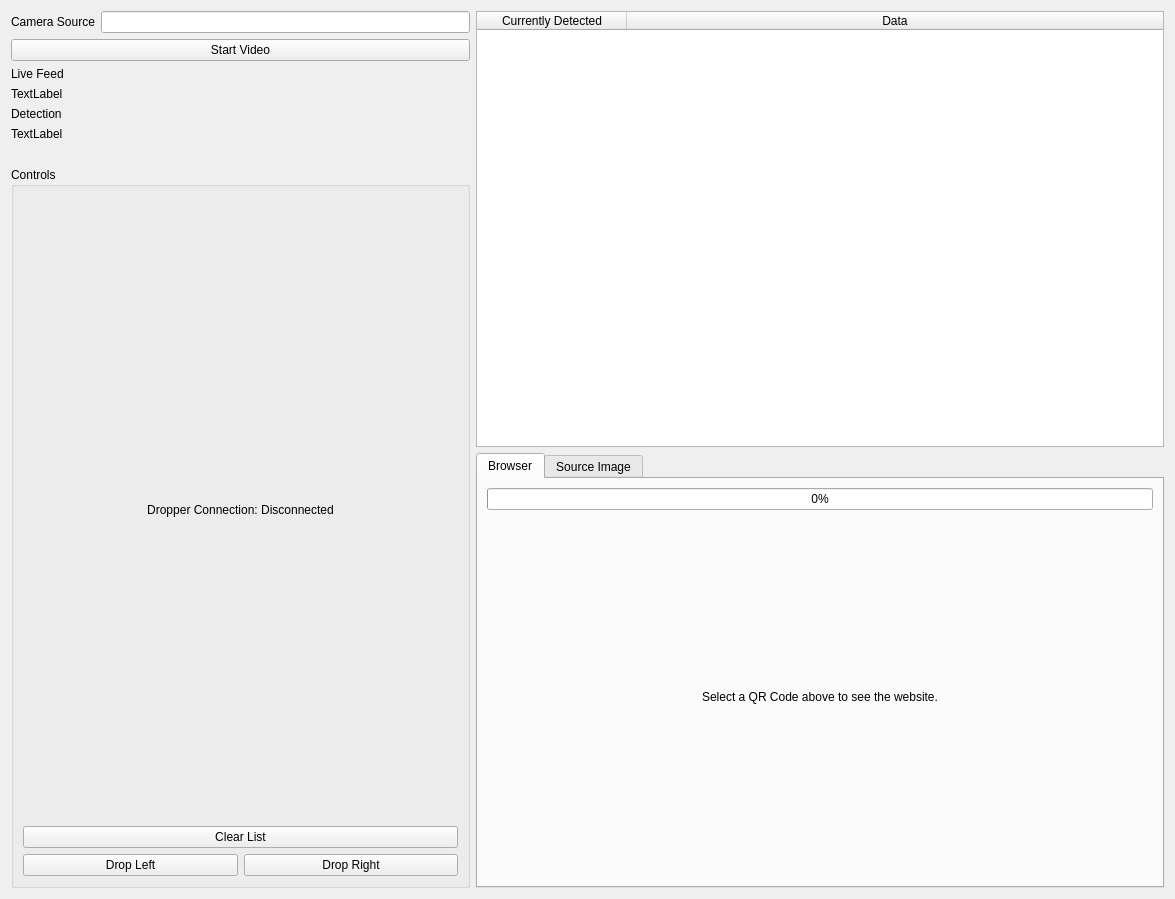
First picture: the form in interface.ui, repository bwees/LSA_Challenge, before the edit.
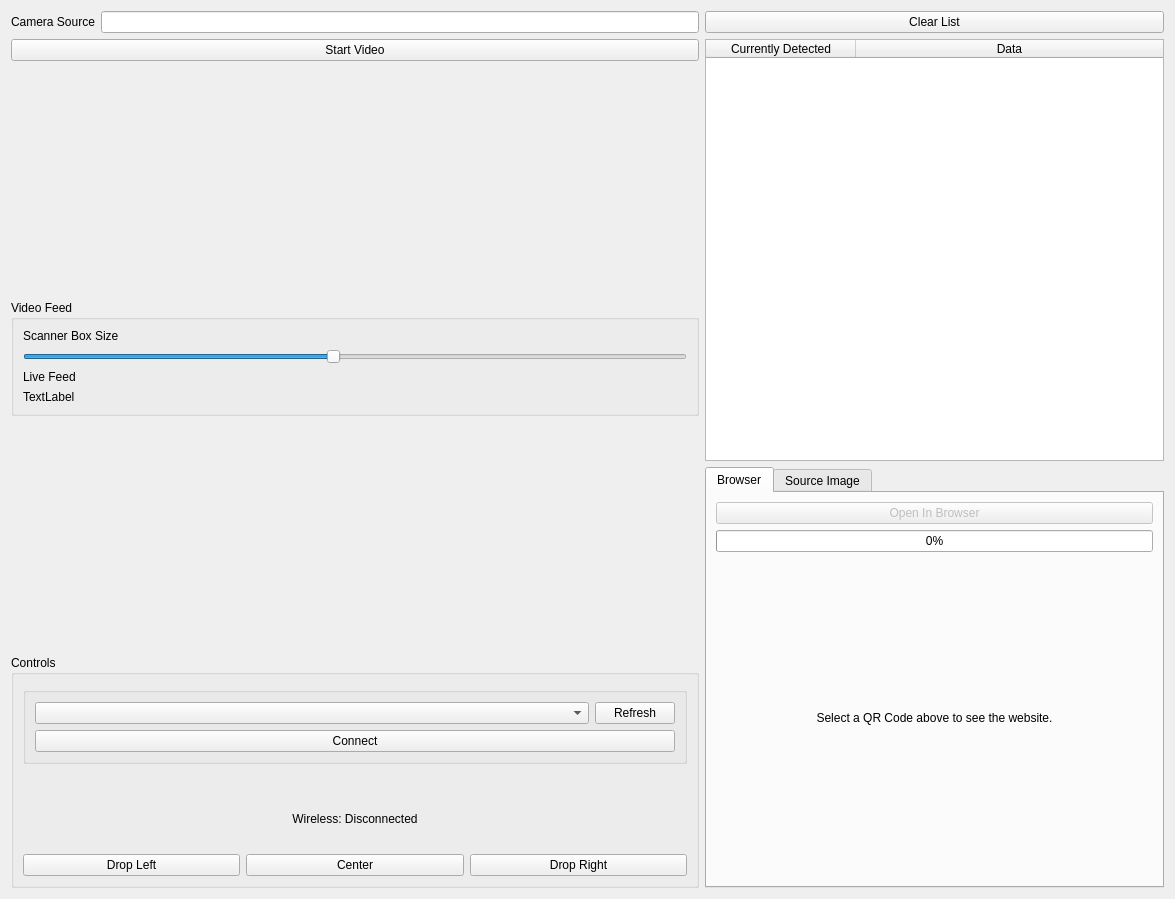
Second picture: the form after the edit. The open tabs and pages were chosen to show the change. Icons and pictures are not drawn.

What changed in the file:
```diff
--- a/interface.ui
+++ b/interface.ui
@@ -13,9 +13,9 @@
   <property name="windowTitle">
    <string>Form</string>
   </property>
-  <layout class="QHBoxLayout" name="horizontalLayout" stretch="2,3">
+  <layout class="QHBoxLayout" name="horizontalLayout" stretch="3,2">
    <item>
-    <layout class="QVBoxLayout" name="verticalLayout" stretch="0,0,0,0,0,0,0,0">
+    <layout class="QVBoxLayout" name="verticalLayout" stretch="0,0,0,0,0,0">
      <property name="sizeConstraint">
       <enum>QLayout::SetDefaultConstraint</enum>
      </property>
@@ -41,6 +41,48 @@
       </widget>
      </item>
      <item>
+      <spacer name="verticalSpacer">
+       <property name="orientation">
+        <enum>Qt::Vertical</enum>
+       </property>
+       <property name="sizeHint" stdset="0">
+        <size>
+         <width>20</width>
+         <height>40</height>
+        </size>
+       </property>
+      </spacer>
+     </item>
+     <item>
+      <widget class="QGroupBox" name="groupBox_3">
+       <property name="title">
+        <string>Video Feed</string>
+       </property>
+       <layout class="QVBoxLayout" name="verticalLayout_7">
+        <item>
+         <widget class="QLabel" name="label_2">
+          <property name="text">
+           <string>Scanner Box Size</string>
+          </property>
+         </widget>
+        </item>
+        <item>
+         <widget class="QSlider" name="bbox_slider">
+          <property name="minimum">
+           <number>25</number>
+          </property>
+          <property name="maximum">
+           <number>400</number>
+          </property>
+          <property name="value">
+           <number>200</number>
+          </property>
+          <property name="orientation">
+           <enum>Qt::Horizontal</enum>
+          </property>
+         </widget>
+        </item>
+        <item>
       <widget class="QLabel" name="liveFeedTitle">
        <property name="text">
         <string>Live Feed</string>
@@ -78,32 +120,18 @@
        </property>
       </widget>
      </item>
-     <item>
-      <widget class="QLabel" name="label_3">
-       <property name="text">
-        <string>Detection</string>
-       </property>
+       </layout>
       </widget>
      </item>
      <item>
-      <widget class="QLabel" name="thresholdedView">
-       <property name="text">
-        <string>TextLabel</string>
-       </property>
-      </widget>
-     </item>
-     <item>
-      <spacer name="verticalSpacer">
+      <spacer name="verticalSpacer_3">
        <property name="orientation">
         <enum>Qt::Vertical</enum>
        </property>
-       <property name="sizeType">
-        <enum>QSizePolicy::Fixed</enum>
-       </property>
        <property name="sizeHint" stdset="0">
         <size>
          <width>20</width>
-         <height>20</height>
+         <height>40</height>
         </size>
        </property>
       </spacer>
@@ -123,10 +151,81 @@
         <property name="topMargin">
          <number>12</number>
         </property>
+        <item>
+         <widget class="QGroupBox" name="groupBox_2">
+          <property name="title">
+           <string/>
+          </property>
+          <layout class="QVBoxLayout" name="verticalLayout_6">
+           <item>
+            <layout class="QHBoxLayout" name="horizontalLayout_4">
+             <item>
+              <widget class="QComboBox" name="serialPorts">
+               <property name="sizePolicy">
+                <sizepolicy hsizetype="Expanding" vsizetype="Fixed">
+                 <horstretch>0</horstretch>
+                 <verstretch>0</verstretch>
+                </sizepolicy>
+               </property>
+              </widget>
+             </item>
+             <item>
+              <widget class="QPushButton" name="refreshSerial">
+               <property name="sizePolicy">
+                <sizepolicy hsizetype="Minimum" vsizetype="Fixed">
+                 <horstretch>0</horstretch>
+                 <verstretch>0</verstretch>
+                </sizepolicy>
+               </property>
+               <property name="text">
+                <string>Refresh</string>
+               </property>
+               <property name="icon">
+                <iconset theme="SP_FileDialogContentsView"/>
+               </property>
+               <property name="autoDefault">
+                <bool>false</bool>
+               </property>
+               <property name="default">
+                <bool>false</bool>
+               </property>
+               <property name="flat">
+                <bool>false</bool>
+               </property>
+              </widget>
+             </item>
+            </layout>
+           </item>
+           <item>
+            <widget class="QPushButton" name="connectSerial">
+             <property name="text">
+              <string>Connect</string>
+             </property>
+            </widget>
+           </item>
+          </layout>
+         </widget>
+        </item>
+        <item>
+         <spacer name="verticalSpacer_2">
+          <property name="orientation">
+           <enum>Qt::Vertical</enum>
+          </property>
+          <property name="sizeType">
+           <enum>QSizePolicy::Maximum</enum>
+          </property>
+          <property name="sizeHint" stdset="0">
+           <size>
+            <width>20</width>
+            <height>20</height>
+           </size>
+          </property>
+         </spacer>
+        </item>
         <item>
          <widget class="QLabel" name="dropperStatus">
           <property name="text">
-           <string>Dropper Connection: Disconnected</string>
+           <string>Wireless: Disconnected</string>
           </property>
           <property name="alignment">
            <set>Qt::AlignCenter</set>
@@ -134,14 +233,7 @@
          </widget>
         </item>
         <item>
-         <widget class="QPushButton" name="clearTableButton">
-          <property name="text">
-           <string>Clear List</string>
-          </property>
-         </widget>
-        </item>
-        <item>
-         <layout class="QHBoxLayout" name="horizontalLayout_3">
+         <layout class="QHBoxLayout" name="horizontalLayout_3" stretch="0,0,0">
           <item>
            <widget class="QPushButton" name="dropLeftButton">
             <property name="text">
@@ -149,6 +241,13 @@
             </property>
            </widget>
           </item>
+          <item>
+           <widget class="QPushButton" name="dropCenterButton">
+            <property name="text">
+             <string>Center</string>
+            </property>
+           </widget>
+          </item>
           <item>
            <widget class="QPushButton" name="dropRightButton">
             <property name="text">
@@ -165,6 +264,13 @@
    </item>
    <item>
     <layout class="QVBoxLayout" name="verticalLayout_2">
+     <item>
+      <widget class="QPushButton" name="clearTableButton">
+       <property name="text">
+        <string>Clear List</string>
+       </property>
+      </widget>
+     </item>
      <item>
       <widget class="QTableWidget" name="qrTable">
        <property name="minimumSize">
@@ -219,6 +325,16 @@
          <string>Browser</string>
         </attribute>
         <layout class="QVBoxLayout" name="browserLayout">
+         <item>
+          <widget class="QPushButton" name="openinbrowser">
+           <property name="enabled">
+            <bool>false</bool>
+           </property>
+           <property name="text">
+            <string>Open In Browser</string>
+           </property>
+          </widget>
+         </item>
          <item>
           <widget class="QProgressBar" name="browserProgressBar">
            <property name="value">
```
Left out of the diff: 4 changed lines with no effect on the pictures. Lines whose indentation alone changed are shown as unchanged.
